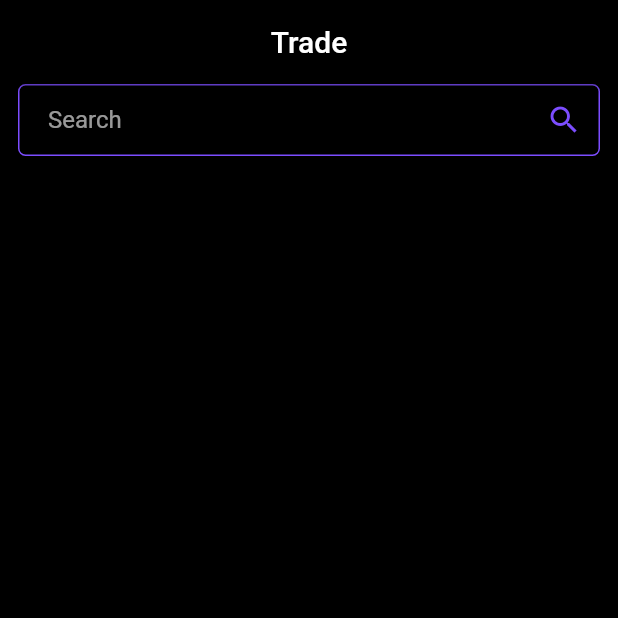
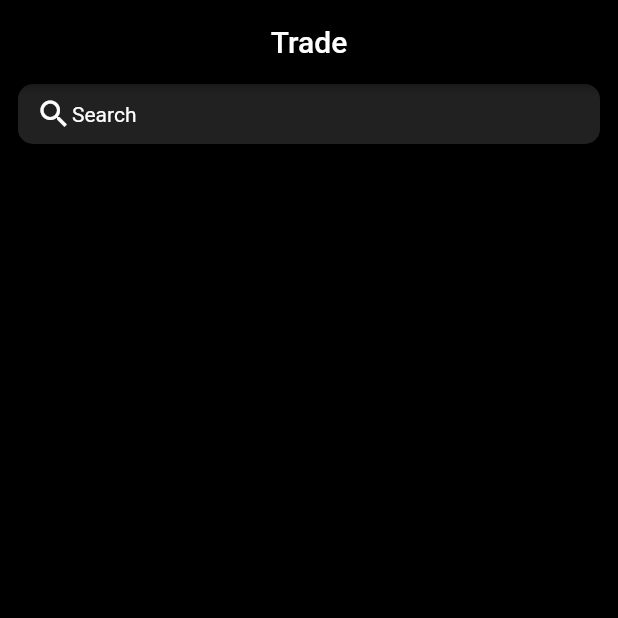
Before and after one commit to prakash-cr7/SVNIT-Team9, a Flutter app: the screen it shows after launch, on a phone screen of 412 x 824 dp, the top half of it. Run offline on Flutter 3.47's test engine with Material 2 defaults, Android fonts, the light colour scheme and no system bars; our stand-ins replace syncfusion_flutter_charts; missing offline and left inert: candlesticks; network calls fail.

Commit message:
search integration

```diff
--- a/Mobile app/app/lib/main.dart
+++ b/Mobile app/app/lib/main.dart
@@ -1,7 +1,8 @@
 import 'dart:convert';
 
-import 'package:app/UI/search_box.dart';
+import 'package:app/UI/search_page.dart';
 import 'package:app/UI/stock_tile.dart';
+import 'package:flutter/cupertino.dart';
 import 'package:flutter/material.dart';
 import 'package:http/http.dart' as http;
 
@@ -13,7 +14,7 @@ class MyApp extends StatelessWidget {
   @override
   Widget build(BuildContext context) {
     return MaterialApp(
-      title: 'Trade',
+      title: 'Trades',
       debugShowCheckedModeBanner: false,
       theme: ThemeData.dark()
           .copyWith(primaryColor: Colors.deepPurple, accentColor: Colors.black),
@@ -28,16 +29,6 @@ class HomePage extends StatefulWidget {
 }
 
 class _HomePageState extends State<HomePage> {
-  List<Widget> tiles = [
-    Padding(
-      padding: const EdgeInsets.symmetric(horizontal: 12),
-      child: SearchBox(),
-    ),
-    SizedBox(
-      height: 10,
-    ),
-  ];
-
   Future getLatestData() async {
     var response = await http
         .get(Uri.parse('https://api-for-hackathon.herokuapp.com/ohlc-latest/'));
@@ -62,6 +53,34 @@ class _HomePageState extends State<HomePage> {
         body: FutureBuilder<dynamic>(
             future: getLatestData(),
             builder: (context, snapshot) {
+              List<Widget> tiles = [
+                Padding(
+                  padding: const EdgeInsets.symmetric(horizontal: 12),
+                  child: GestureDetector(
+                      onTap: () {
+                        Navigator.push(
+                            context,
+                            MaterialPageRoute(
+                                builder: (context) => SearchPage()));
+                      },
+                      child: Container(
+                        decoration: BoxDecoration(
+                            color: Colors.grey[900],
+                            borderRadius: BorderRadius.circular(10)),
+                        height: 40,
+                        child: Padding(
+                          padding: const EdgeInsets.symmetric(
+                              vertical: 3, horizontal: 12),
+                          child: Row(
+                            children: [Icon(Icons.search), Text('Search')],
+                          ),
+                        ),
+                      )),
+                ),
+                SizedBox(
+                  height: 10,
+                ),
+              ];
               if (snapshot.hasData) {
                 var data = snapshot.data;
                 for (int i = 0; i < data.length; i++) {
```
Also changed, not shown: Mobile app/app/lib/UI/search_box.dart (+30 -0 lines), Mobile app/app/lib/UI/search_page.dart (added, +66 -0 lines), 3 other files.
